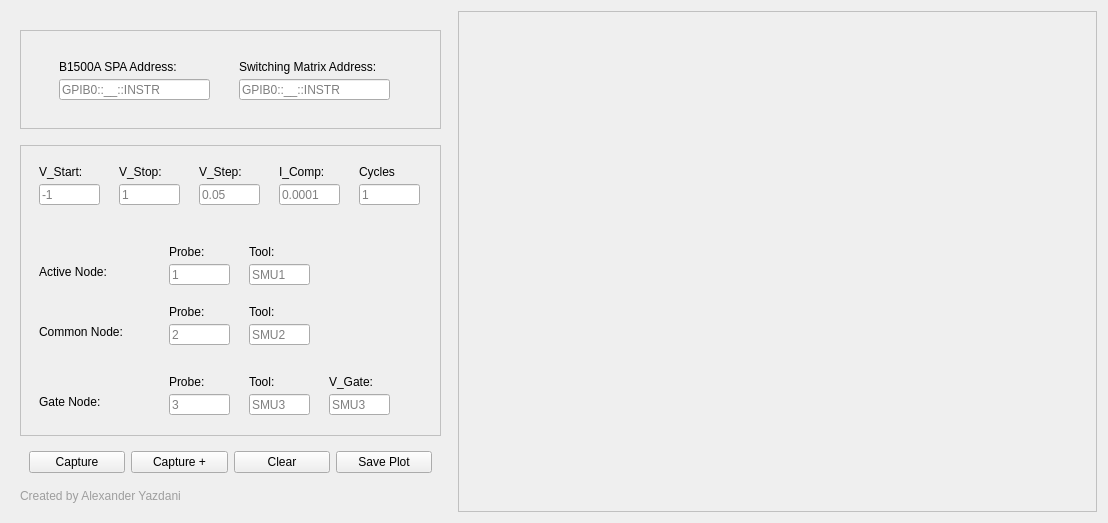
This is DCIV_GUI_backend.ui in Alexyazdani/GUI_Testing as Qt 5 draws it before an edit. The edited form follows.
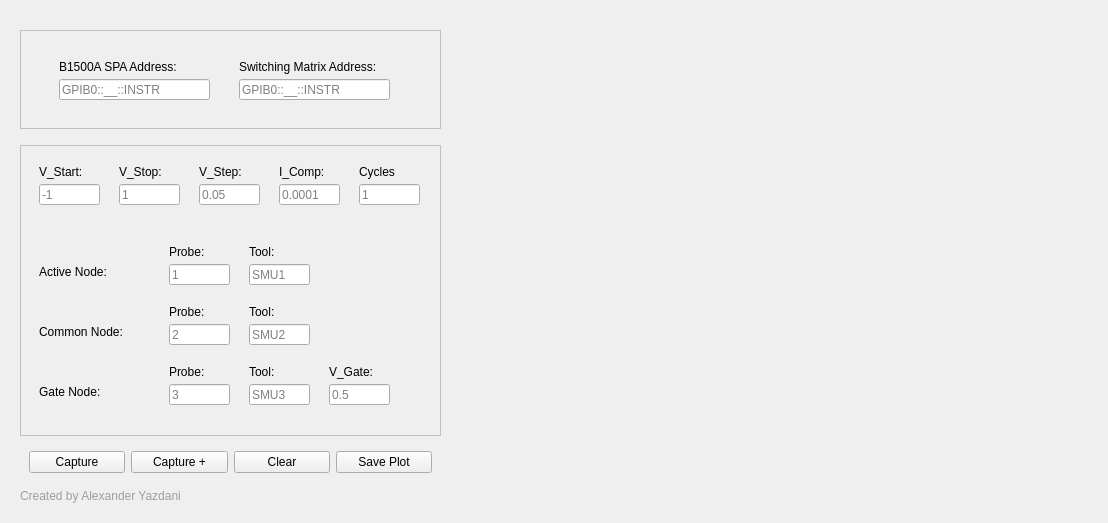
This is the edited form.

```diff
--- a/DCIV_GUI_backend.ui
+++ b/DCIV_GUI_backend.ui
@@ -436,7 +436,7 @@
             <property name="geometry">
              <rect>
               <x>140</x>
-              <y>220</y>
+              <y>210</y>
               <width>60</width>
               <height>16</height>
              </rect>
@@ -449,7 +449,7 @@
             <property name="geometry">
              <rect>
               <x>220</x>
-              <y>240</y>
+              <y>230</y>
               <width>61</width>
               <height>21</height>
              </rect>
@@ -465,7 +465,7 @@
             <property name="geometry">
              <rect>
               <x>140</x>
-              <y>240</y>
+              <y>230</y>
               <width>61</width>
               <height>21</height>
              </rect>
@@ -481,7 +481,7 @@
             <property name="geometry">
              <rect>
               <x>220</x>
-              <y>220</y>
+              <y>210</y>
               <width>60</width>
               <height>16</height>
              </rect>
@@ -494,7 +494,7 @@
             <property name="geometry">
              <rect>
               <x>10</x>
-              <y>240</y>
+              <y>230</y>
               <width>101</width>
               <height>16</height>
              </rect>
@@ -507,7 +507,7 @@
             <property name="geometry">
              <rect>
               <x>300</x>
-              <y>240</y>
+              <y>230</y>
               <width>61</width>
               <height>21</height>
              </rect>
@@ -516,14 +516,14 @@
              <string/>
             </property>
             <property name="placeholderText">
-             <string>SMU3</string>
+             <string>0.5</string>
             </property>
            </widget>
            <widget class="QLabel" name="label_18">
             <property name="geometry">
              <rect>
               <x>300</x>
-              <y>220</y>
+              <y>210</y>
               <width>60</width>
               <height>16</height>
              </rect>
@@ -633,9 +633,7 @@
       </size>
      </property>
      <property name="styleSheet">
-      <string notr="true">#Plot_Widget{
-	border: 1px  solid #C0C0C0;
-}</string>
+      <string notr="true"/>
      </property>
      <layout class="QGridLayout" name="gridLayout"/>
     </widget>
```
